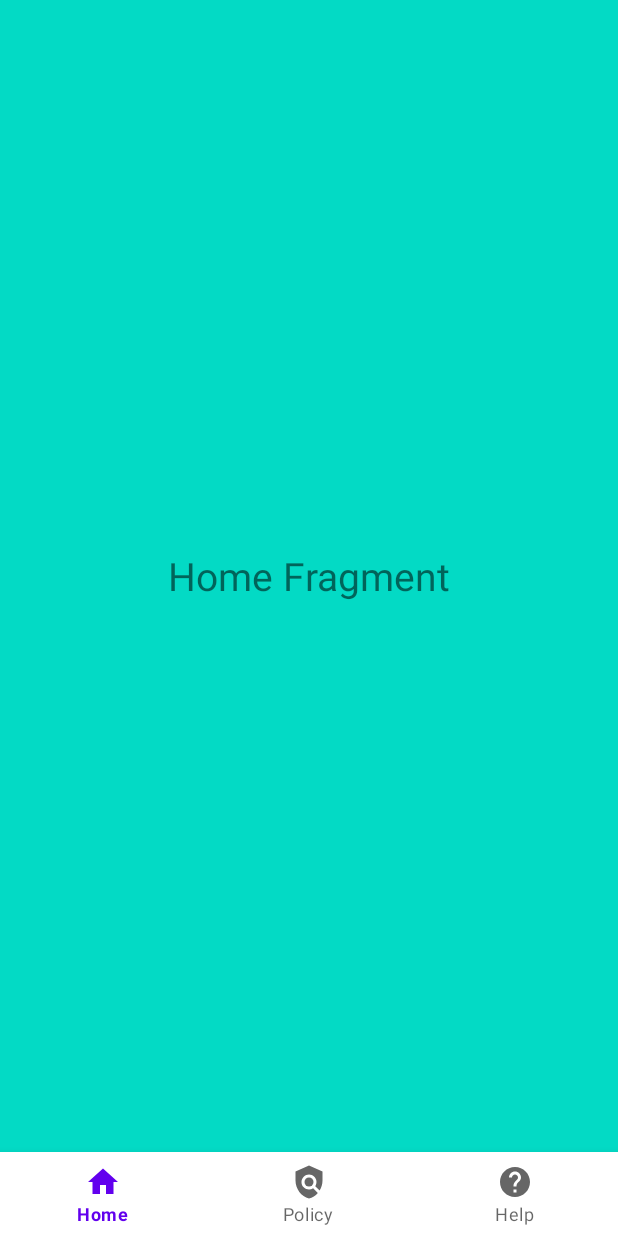
After one commit to ShreyasBhagwat/Insurance-App, an Android app: the UserDashboardActivity screen opened directly, with no data from a screen before it, on a phone screen of 412 x 824 dp. The commit adds this screen. Run offline under Robolectric (Android 15) with nearby library versions, the phone set to English and light mode, and no system bars; 1 statement that could not run was skipped.

Commit message:
login and userdashboard done

```diff
--- /dev/null
+++ b/app/src/main/java/com/example/insurance_app/Help.java
@@ -0,0 +1,6 @@
+package com.example.insurance_app;
+
+import android.app.Activity;
+
+public class Help extends Activity {
+}
--- /dev/null
+++ b/app/src/main/java/com/example/insurance_app/Home.java
@@ -0,0 +1,6 @@
+package com.example.insurance_app;
+
+import android.app.Activity;
+
+public class Home extends Activity {
+}
--- a/app/src/main/java/com/example/insurance_app/MainActivity.kt
+++ b/app/src/main/java/com/example/insurance_app/MainActivity.kt
@@ -50,7 +50,7 @@ class MainActivity : AppCompatActivity() {
                 }
                 else{
                    // Log.d("MainActivity",email.text.trim().toString())
-                    startActivity(Intent(this@MainActivity,PolicyList::class.java))
+                    startActivity(Intent(this@MainActivity,UserDashboardActivity::class.java))
                 }
             }
             else{
@@ -59,7 +59,7 @@ class MainActivity : AppCompatActivity() {
                         .show()
                 }
                 else
-                    startActivity(Intent(this@MainActivity,PolicyList::class.java))
+                    startActivity(Intent(this@MainActivity,UserDashboardActivity::class.java))
             }
 
         }
--- /dev/null
+++ b/app/src/main/java/com/example/insurance_app/Policy.java
@@ -0,0 +1,6 @@
+package com.example.insurance_app;
+
+import android.app.Activity;
+
+public class Policy extends Activity {
+}
--- /dev/null
+++ b/app/src/main/java/com/example/insurance_app/UserDashboardActivity.kt
@@ -0,0 +1,49 @@
+package com.example.insurance_app
+
+import androidx.appcompat.app.AppCompatActivity
+import android.os.Bundle
+import android.annotation.SuppressLint
+import androidx.fragment.app.Fragment
+import com.example.insurance_app.ViewModels.Help
+import com.example.insurance_app.ViewModels.Home
+import com.example.insurance_app.ViewModels.Policy
+import com.example.insurance_app.databinding.ActivityUserDashboardBinding
+import com.google.android.material.bottomnavigation.BottomNavigationView
+
+
+class UserDashboardActivity : AppCompatActivity() {
+
+    private lateinit var binding : ActivityUserDashboardBinding
+
+    @SuppressLint("MissingInflatedId")
+    override fun onCreate(savedInstanceState: Bundle?) {
+        super.onCreate(savedInstanceState)
+        binding = ActivityUserDashboardBinding.inflate(layoutInflater)
+        setContentView(R.layout.activity_user_dashboard)
+        replaceFragment(Home())
+
+        findViewById<BottomNavigationView>(R.id.bottomNavigationView)
+            .setOnNavigationItemSelectedListener {
+
+                when(it.itemId){
+                    R.id.home -> replaceFragment(Home())
+                    R.id.policy -> replaceFragment(Policy())
+                    R.id.help -> replaceFragment(Help())
+
+                    else -> {
+
+                    }
+                }
+
+                true
+            }
+    }
+
+    private fun replaceFragment(fragment : Fragment){
+
+        val fragmentManager = supportFragmentManager
+        val fragmentTransaction = fragmentManager.beginTransaction()
+        fragmentTransaction.replace(R.id.frame_layout,fragment)
+        fragmentTransaction.commit()
+    }
+}
--- /dev/null
+++ b/app/src/main/java/com/example/insurance_app/ViewModels/Home.kt
@@ -0,0 +1,60 @@
+package com.example.insurance_app.ViewModels
+
+import android.os.Bundle
+import androidx.fragment.app.Fragment
+import android.view.LayoutInflater
+import android.view.View
+import android.view.ViewGroup
+import com.example.insurance_app.R
+
+// TODO: Rename parameter arguments, choose names that match
+// the fragment initialization parameters, e.g. ARG_ITEM_NUMBER
+private const val ARG_PARAM1 = "param1"
+private const val ARG_PARAM2 = "param2"
+
+/**
+ * A simple [Fragment] subclass.
+ * Use the [Home.newInstance] factory method to
+ * create an instance of this fragment.
+ */
+class Home : Fragment() {
+    // TODO: Rename and change types of parameters
+    private var param1: String? = null
+    private var param2: String? = null
+
+    override fun onCreate(savedInstanceState: Bundle?) {
+        super.onCreate(savedInstanceState)
+        arguments?.let {
+            param1 = it.getString(ARG_PARAM1)
+            param2 = it.getString(ARG_PARAM2)
+        }
+    }
+
+    override fun onCreateView(
+        inflater: LayoutInflater, container: ViewGroup?,
+        savedInstanceState: Bundle?
+    ): View? {
+        // Inflate the layout for this fragment
+        return inflater.inflate(R.layout.fragment_home, container, false)
+    }
+
+    companion object {
+        /**
+         * Use this factory method to create a new instance of
+         * this fragment using the provided parameters.
+         *
+         * @param param1 Parameter 1.
+         * @param param2 Parameter 2.
+         * @return A new instance of fragment Home.
+         */
+        // TODO: Rename and change types and number of parameters
+        @JvmStatic
+        fun newInstance(param1: String, param2: String) =
+            Home().apply {
+                arguments = Bundle().apply {
+                    putString(ARG_PARAM1, param1)
+                    putString(ARG_PARAM2, param2)
+                }
+            }
+    }
+}
--- /dev/null
+++ b/app/src/main/res/drawable/ic_baseline_help_24.xml
@@ -0,0 +1,5 @@
+<vector android:autoMirrored="true" android:height="24dp"
+    android:tint="#000000" android:viewportHeight="24"
+    android:viewportWidth="24" android:width="24dp" xmlns:android="http://schemas.android.com/apk/res/android">
+    <path android:fillColor="@android:color/white" android:pathData="M12,2C6.48,2 2,6.48 2,12s4.48,10 10,10 10,-4.48 10,-10S17.52,2 12,2zM13,19h-2v-2h2v2zM15.07,11.25l-0.9,0.92C13.45,12.9 13,13.5 13,15h-2v-0.5c0,-1.1 0.45,-2.1 1.17,-2.83l1.24,-1.26c0.37,-0.36 0.59,-0.86 0.59,-1.41 0,-1.1 -0.9,-2 -2,-2s-2,0.9 -2,2L8,9c0,-2.21 1.79,-4 4,-4s4,1.79 4,4c0,0.88 -0.36,1.68 -0.93,2.25z"/>
+</vector>
--- /dev/null
+++ b/app/src/main/res/drawable/ic_baseline_home_24.xml
@@ -0,0 +1,5 @@
+<vector android:height="24dp" android:tint="#000000"
+    android:viewportHeight="24" android:viewportWidth="24"
+    android:width="24dp" xmlns:android="http://schemas.android.com/apk/res/android">
+    <path android:fillColor="@android:color/white" android:pathData="M10,20v-6h4v6h5v-8h3L12,3 2,12h3v8z"/>
+</vector>
--- /dev/null
+++ b/app/src/main/res/drawable/ic_baseline_policy_24.xml
@@ -0,0 +1,6 @@
+<vector android:height="24dp" android:tint="#000000"
+    android:viewportHeight="24" android:viewportWidth="24"
+    android:width="24dp" xmlns:android="http://schemas.android.com/apk/res/android">
+    <path android:fillColor="@android:color/white" android:pathData="M21,5l-9,-4L3,5v6c0,5.55 3.84,10.74 9,12c2.3,-0.56 4.33,-1.9 5.88,-3.71l-3.12,-3.12c-1.94,1.29 -4.58,1.07 -6.29,-0.64c-1.95,-1.95 -1.95,-5.12 0,-7.07c1.95,-1.95 5.12,-1.95 7.07,0c1.71,1.71 1.92,4.35 0.64,6.29l2.9,2.9C20.29,15.69 21,13.38 21,11V5z"/>
+    <path android:fillColor="@android:color/white" android:pathData="M12,12m-3,0a3,3 0,1 1,6 0a3,3 0,1 1,-6 0"/>
+</vector>
--- /dev/null
+++ b/app/src/main/res/layout/activity_user_dashboard.xml
@@ -0,0 +1,30 @@
+<?xml version="1.0" encoding="utf-8"?>
+<androidx.constraintlayout.widget.ConstraintLayout xmlns:android="http://schemas.android.com/apk/res/android"
+    xmlns:app="http://schemas.android.com/apk/res-auto"
+    xmlns:tools="http://schemas.android.com/tools"
+    android:layout_width="match_parent"
+    android:layout_height="match_parent"
+    tools:context=".UserDashboardActivity">
+
+    <FrameLayout
+        android:id="@+id/frame_layout"
+        android:layout_width="0dp"
+        android:layout_height="0dp"
+        app:layout_constraintBottom_toTopOf="@+id/bottomNavigationView"
+        app:layout_constraintEnd_toEndOf="parent"
+        app:layout_constraintStart_toStartOf="parent"
+        app:layout_constraintTop_toTopOf="parent">
+
+    </FrameLayout>
+
+    <com.google.android.material.bottomnavigation.BottomNavigationView
+        android:id="@+id/bottomNavigationView"
+        android:layout_width="0dp"
+        android:layout_height="wrap_content"
+        app:layout_constraintBottom_toBottomOf="parent"
+        app:layout_constraintEnd_toEndOf="parent"
+        app:layout_constraintStart_toStartOf="parent"
+        app:menu="@menu/bottom_nav">
+
+    </com.google.android.material.bottomnavigation.BottomNavigationView>
+</androidx.constraintlayout.widget.ConstraintLayout>
--- /dev/null
+++ b/app/src/main/res/layout/fragment_home.xml
@@ -0,0 +1,17 @@
+<?xml version="1.0" encoding="utf-8"?>
+<FrameLayout xmlns:android="http://schemas.android.com/apk/res/android"
+    xmlns:tools="http://schemas.android.com/tools"
+    android:layout_width="match_parent"
+    android:layout_height="match_parent"
+    android:background="@color/teal_200"
+    tools:context=".Home">
+
+    <!-- TODO: Update blank fragment layout -->
+    <TextView
+        android:layout_width="wrap_content"
+        android:layout_height="wrap_content"
+        android:text="Home Fragment"
+        android:textSize="26dp"
+        android:layout_gravity="center"/>
+
+</FrameLayout>
--- /dev/null
+++ b/app/src/main/res/menu/bottom_nav.xml
@@ -0,0 +1,13 @@
+<?xml version="1.0" encoding="utf-8"?>
+<menu xmlns:android="http://schemas.android.com/apk/res/android">
+
+    <item android:title="Home"
+        android:id="@+id/home"
+        android:icon="@drawable/ic_baseline_home_24"/>
+    <item android:title="Policy"
+        android:id="@+id/policy"
+        android:icon="@drawable/ic_baseline_policy_24"/>
+    <item android:title="Help"
+        android:id="@+id/help"
+        android:icon="@drawable/ic_baseline_help_24"/>
+</menu>
--- a/app/src/main/res/values-night/themes.xml
+++ b/app/src/main/res/values-night/themes.xml
@@ -12,5 +12,10 @@
         <!-- Status bar color. -->
         <item name="android:statusBarColor">?attr/colorPrimaryVariant</item>
         <!-- Customize your theme here. -->
+        name="Theme.HomePage" parent="Theme.AppCompat.Light.NoActionBar">
+        <!-- Primary brand color. -->
+        <item name="colorPrimaryDark">@color/purple_700</item>
+        <item name="colorAccent">@color/teal_200</item>
+        <!-- Customize your theme here. -->
     </style>
 </resources>
--- a/app/src/main/res/values/strings.xml
+++ b/app/src/main/res/values/strings.xml
@@ -12,4 +12,6 @@
     <string name="login_failed">"Login failed"</string>
     <string name="title_activity_home_page">HomePage</string>
     <string name="log_in">Log In</string>
+    <!-- TODO: Remove or change this placeholder text -->
+    <string name="hello_blank_fragment">Hello blank fragment</string>
 </resources>
--- a/app/src/main/res/values/themes.xml
+++ b/app/src/main/res/values/themes.xml
@@ -12,5 +12,9 @@
         <!-- Status bar color. -->
         <item name="android:statusBarColor">?attr/colorPrimaryVariant</item>
         <!-- Customize your theme here. -->
+        <!-- Primary brand color. -->
+        <item name="colorPrimaryDark">@color/purple_700</item>
+        <item name="colorAccent">@color/teal_200</item>
+        <!-- Customize your theme here. -->
     </style>
 </resources>
```
Also changed, not shown: app/src/main/AndroidManifest.xml (+7 -1 lines), app/src/main/java/com/example/insurance_app/ViewModels/Help.kt (added, +60 -0 lines), app/src/main/java/com/example/insurance_app/ViewModels/Policy.kt (added, +60 -0 lines), app/src/main/res/layout/fragment_help.xml (added, +16 -0 lines), app/src/main/res/layout/fragment_policy.xml (added, +17 -0 lines).
